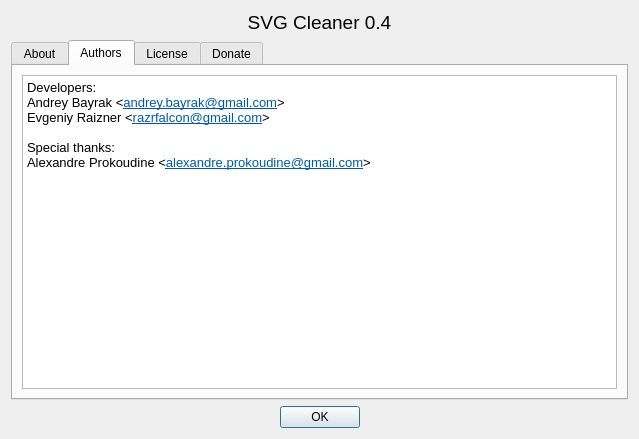
Old version of the form src/aboutdialog.ui in the repository RazrFalcon/svgcleaner.
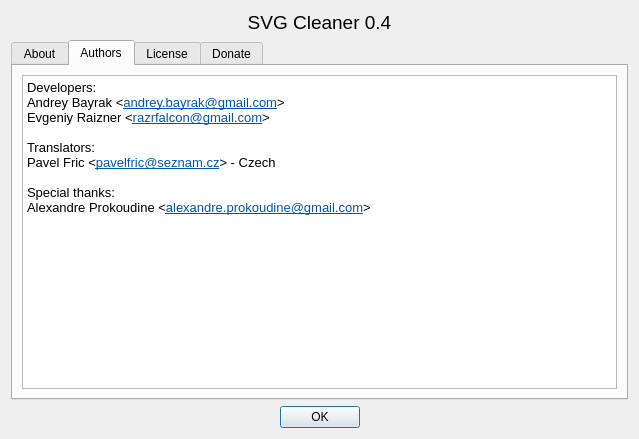
New version of the form. The open tabs and pages were chosen to show the change.

Commit message: Updated Czech translation. Script updated.

Patch:
```diff
--- a/src/aboutdialog.ui
+++ b/src/aboutdialog.ui
@@ -76,6 +76,9 @@
 &lt;p style=&quot; margin-top:0px; margin-bottom:0px; margin-left:0px; margin-right:0px; -qt-block-indent:0; text-indent:0px;&quot;&gt;Andrey Bayrak &amp;lt;&lt;a href=&quot;andrey.bayrak@gmail.com&quot;&gt;&lt;span style=&quot; text-decoration: underline; color:#0057ae;&quot;&gt;andrey.bayrak@gmail.com&lt;/span&gt;&lt;/a&gt;&amp;gt;&lt;/p&gt;
 &lt;p style=&quot; margin-top:0px; margin-bottom:0px; margin-left:0px; margin-right:0px; -qt-block-indent:0; text-indent:0px;&quot;&gt;Evgeniy Raizner &amp;lt;&lt;a href=&quot;razrfalcon@gmail.com&quot;&gt;&lt;span style=&quot; text-decoration: underline; color:#0057ae;&quot;&gt;razrfalcon@gmail.com&lt;/span&gt;&lt;/a&gt;&amp;gt;&lt;/p&gt;
 &lt;p style=&quot;-qt-paragraph-type:empty; margin-top:0px; margin-bottom:0px; margin-left:0px; margin-right:0px; -qt-block-indent:0; text-indent:0px;&quot;&gt;&lt;br /&gt;&lt;/p&gt;
+&lt;p style=&quot; margin-top:0px; margin-bottom:0px; margin-left:0px; margin-right:0px; -qt-block-indent:0; text-indent:0px;&quot;&gt;Translators:&lt;/p&gt;
+&lt;p style=&quot; margin-top:0px; margin-bottom:0px; margin-left:0px; margin-right:0px; -qt-block-indent:0; text-indent:0px;&quot;&gt;Pavel Fric &amp;lt;&lt;a href=&quot;pavelfric@seznam.cz&quot;&gt;&lt;span style=&quot; text-decoration: underline; color:#0057ae;&quot;&gt;pavelfric@seznam.cz&lt;/span&gt;&lt;/a&gt;&amp;gt; - Czech&lt;/p&gt;
+&lt;p style=&quot;-qt-paragraph-type:empty; margin-top:0px; margin-bottom:0px; margin-left:0px; margin-right:0px; -qt-block-indent:0; text-indent:0px;&quot;&gt;&lt;br /&gt;&lt;/p&gt;
 &lt;p style=&quot; margin-top:0px; margin-bottom:0px; margin-left:0px; margin-right:0px; -qt-block-indent:0; text-indent:0px;&quot;&gt;Special thanks:&lt;/p&gt;
 &lt;p style=&quot; margin-top:0px; margin-bottom:0px; margin-left:0px; margin-right:0px; -qt-block-indent:0; text-indent:0px;&quot;&gt;Alexandre Prokoudine &amp;lt;&lt;a href=&quot;alexandre.prokoudine@gmail.com&quot;&gt;&lt;span style=&quot; text-decoration: underline; color:#0057ae;&quot;&gt;alexandre.prokoudine@gmail.com&lt;/span&gt;&lt;/a&gt;&amp;gt;&lt;/p&gt;&lt;/body&gt;&lt;/html&gt;</string>
          </property>
```
The commit also changes 2 other files.
